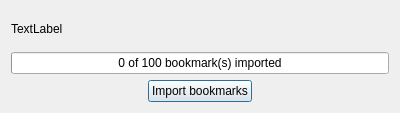
The window that src/dialogs/serverbookmarksimportdialog.ui (pbek/QOwnNotes) describes before a commit, drawn with Qt 5.
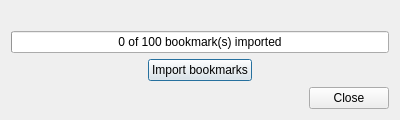
The same window after the commit. Icons and pictures are not drawn.

Commit message: serverbookmarksimportdialog: polish layout and prevent importing bookmarks twice

What changed in the file:
```diff
--- a/src/dialogs/serverbookmarksimportdialog.ui
+++ b/src/dialogs/serverbookmarksimportdialog.ui
@@ -64,13 +64,33 @@
    <item row="0" column="0" colspan="3">
     <widget class="QLabel" name="infoLabel">
      <property name="text">
-      <string notr="true">TextLabel</string>
+      <string notr="true"/>
      </property>
      <property name="wordWrap">
       <bool>true</bool>
      </property>
     </widget>
    </item>
+   <item row="3" column="0" colspan="3">
+    <spacer name="verticalSpacer">
+     <property name="orientation">
+      <enum>Qt::Vertical</enum>
+     </property>
+     <property name="sizeHint" stdset="0">
+      <size>
+       <width>20</width>
+       <height>0</height>
+      </size>
+     </property>
+    </spacer>
+   </item>
+   <item row="4" column="0" colspan="3">
+    <widget class="QDialogButtonBox" name="buttonBox">
+     <property name="standardButtons">
+      <set>QDialogButtonBox::Close</set>
+     </property>
+    </widget>
+   </item>
   </layout>
  </widget>
  <resources>
```
Left out of the diff: 9 changed lines with no effect on the pictures. The commit also changes 2 other files.
